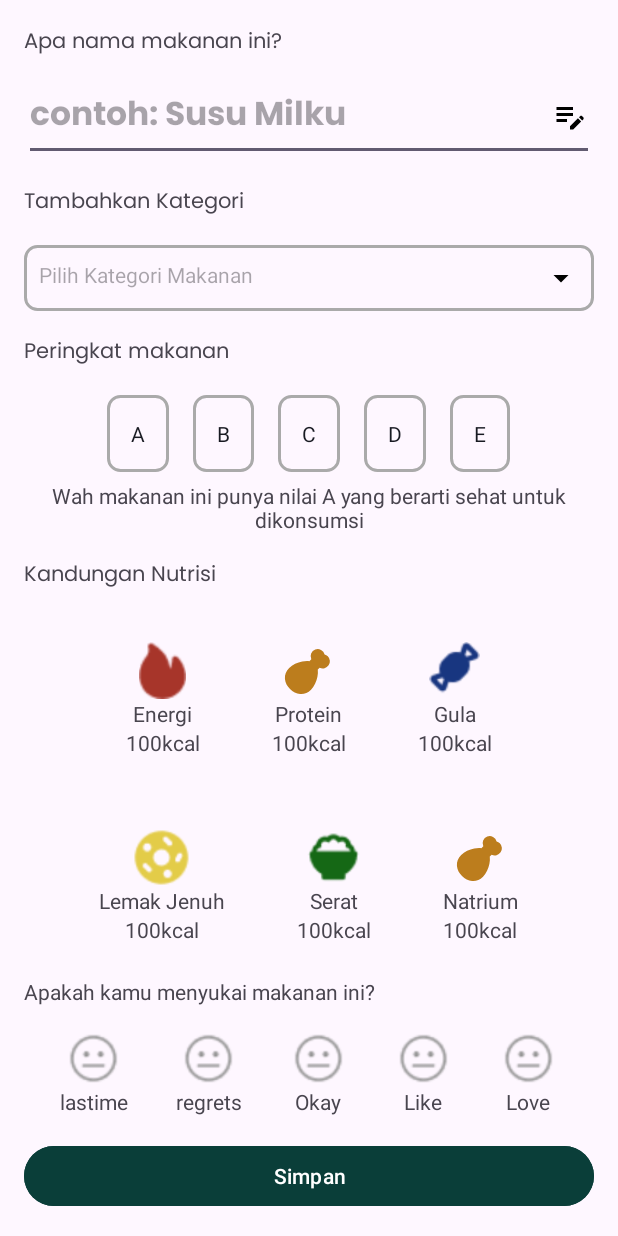
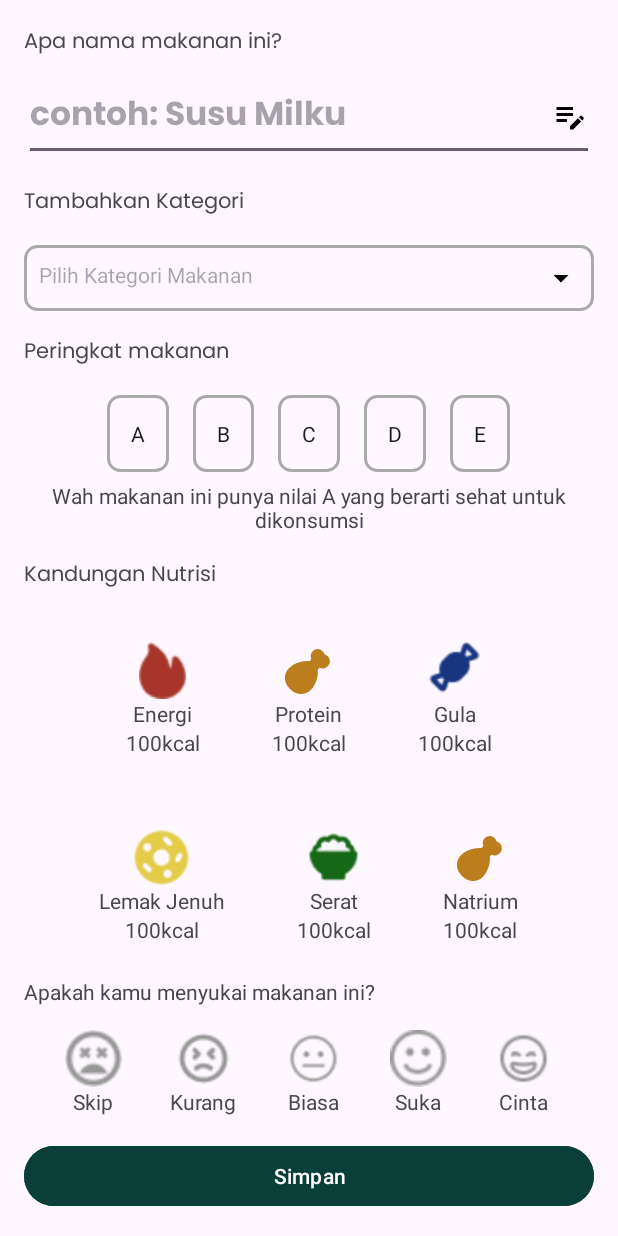
Before and after one commit to Capstone-Project-C242-PS120/mobile-development, an Android app: the ScanFoodDetailActivity screen opened directly, with no data from a screen before it, scrolled down 272 dp, on a phone screen of 412 x 824 dp. Run offline under Robolectric (Android 15) with nearby library versions, the phone set to English and light mode, and no system bars; pictures from the network do not load.

Commit message:
change icon for food rate

```diff
--- a/app/src/main/java/com/example/capstone/ui/fooddetail/ScanFoodDetailActivity.kt
+++ b/app/src/main/java/com/example/capstone/ui/fooddetail/ScanFoodDetailActivity.kt
@@ -76,21 +76,20 @@ class ScanFoodDetailActivity : AppCompatActivity() {
             binding.imgRate5
         )
 
-
         val coloredImages = listOf(
-            R.drawable.ic_rate_4,
-            R.drawable.ic_rate_4,
-            R.drawable.ic_rate_4,
-            R.drawable.ic_rate_4,
-            R.drawable.ic_rate_4,
+            R.drawable.lastime_checked,
+            R.drawable.regrets_checked,
+            R.drawable.okay_checked,
+            R.drawable.like_checked,
+            R.drawable.favorite_checked,
         )
 
         val grayImages = listOf(
-            R.drawable.ic_bw_rate_3,
-            R.drawable.ic_bw_rate_3,
-            R.drawable.ic_bw_rate_3,
-            R.drawable.ic_bw_rate_3,
-            R.drawable.ic_bw_rate_3,
+            R.drawable.lastime_uncheck,
+            R.drawable.regrets_uncheck,
+            R.drawable.okay_uncheck,
+            R.drawable.like_uncheck,
+            R.drawable.favorite_uncheck,
         )
 
         rateImages.forEachIndexed { index, imageView ->
--- a/app/src/main/res/layout/activity_scan_food_detail.xml
+++ b/app/src/main/res/layout/activity_scan_food_detail.xml
@@ -433,12 +433,12 @@
                     android:id="@+id/img_rate_1"
                     android:layout_width="38dp"
                     android:layout_height="38dp"
-                    android:src="@drawable/ic_bw_rate_3" />
+                    android:src="@drawable/lastime_uncheck" />
 
                 <TextView
                     android:layout_width="wrap_content"
                     android:layout_height="wrap_content"
-                    android:text="lastime" />
+                    android:text="@string/skip" />
             </LinearLayout>
 
             <LinearLayout
@@ -453,12 +453,12 @@
                     android:id="@+id/img_rate_2"
                     android:layout_width="38dp"
                     android:layout_height="38dp"
-                    android:src="@drawable/ic_bw_rate_3" />
+                    android:src="@drawable/regrets_uncheck" />
 
                 <TextView
                     android:layout_width="wrap_content"
                     android:layout_height="wrap_content"
-                    android:text="regrets" />
+                    android:text="@string/kurang" />
             </LinearLayout>
 
             <LinearLayout
@@ -473,12 +473,12 @@
                     android:id="@+id/img_rate_3"
                     android:layout_width="38dp"
                     android:layout_height="38dp"
-                    android:src="@drawable/ic_bw_rate_3" />
+                    android:src="@drawable/okay_uncheck" />
 
                 <TextView
                     android:layout_width="wrap_content"
                     android:layout_height="wrap_content"
-                    android:text="Okay" />
+                    android:text="@string/biasa" />
             </LinearLayout>
 
             <LinearLayout
@@ -493,12 +493,12 @@
                     android:id="@+id/img_rate_4"
                     android:layout_width="38dp"
                     android:layout_height="38dp"
-                    android:src="@drawable/ic_bw_rate_3" />
+                    android:src="@drawable/like_uncheck" />
 
                 <TextView
                     android:layout_width="wrap_content"
                     android:layout_height="wrap_content"
-                    android:text="Like" />
+                    android:text="@string/suka" />
             </LinearLayout>
 
             <LinearLayout
@@ -513,12 +513,12 @@
                     android:id="@+id/img_rate_5"
                     android:layout_width="38dp"
                     android:layout_height="38dp"
-                    android:src="@drawable/ic_bw_rate_3" />
+                    android:src="@drawable/favorite_uncheck" />
 
                 <TextView
                     android:layout_width="wrap_content"
                     android:layout_height="wrap_content"
-                    android:text="Love" />
+                    android:text="@string/cinta" />
             </LinearLayout>
 
         </LinearLayout>
--- a/app/src/main/res/layout/news_card.xml
+++ b/app/src/main/res/layout/news_card.xml
@@ -52,7 +52,7 @@
                 android:maxWidth="200dp"
                 android:text="Rekomendas Menu Diet Harian dari Ahli"
                 android:textColor="@color/white"
-                android:textSize="15sp" />
+                android:textSize="16sp" />
 
             <TextView
                 android:id="@+id/news_litledesc"
@@ -66,7 +66,7 @@
                 android:singleLine="true"
                 android:text="Our Benefit to enhance  pro members"
                 android:textColor="@color/white"
-                android:textSize="10sp" />
+                android:textSize="11sp" />
 
             <TextView
                 android:id="@+id/news_button"
--- a/app/src/main/res/values/strings.xml
+++ b/app/src/main/res/values/strings.xml
@@ -173,6 +173,11 @@
     <string name="upgrade_ke_premium">Upgrade ke premium</string>
     <string name="halo">Halo,</string>
     <string name="berita">Berita</string>
+    <string name="skip">Skip</string>
+    <string name="kurang">Kurang</string>
+    <string name="biasa">Biasa</string>
+    <string name="suka">Suka</string>
+    <string name="cinta">Cinta</string>
 
 
 </resources>
```
Also changed, not shown: app/src/main/java/com/example/capstone/ui/fooddetail/FoodDetailActivity.kt (+10 -10 lines), app/src/main/res/layout/activity_food_detail.xml (+10 -10 lines), app/src/main/res/layout/fragment_profile.xml (+0 -8 lines).
